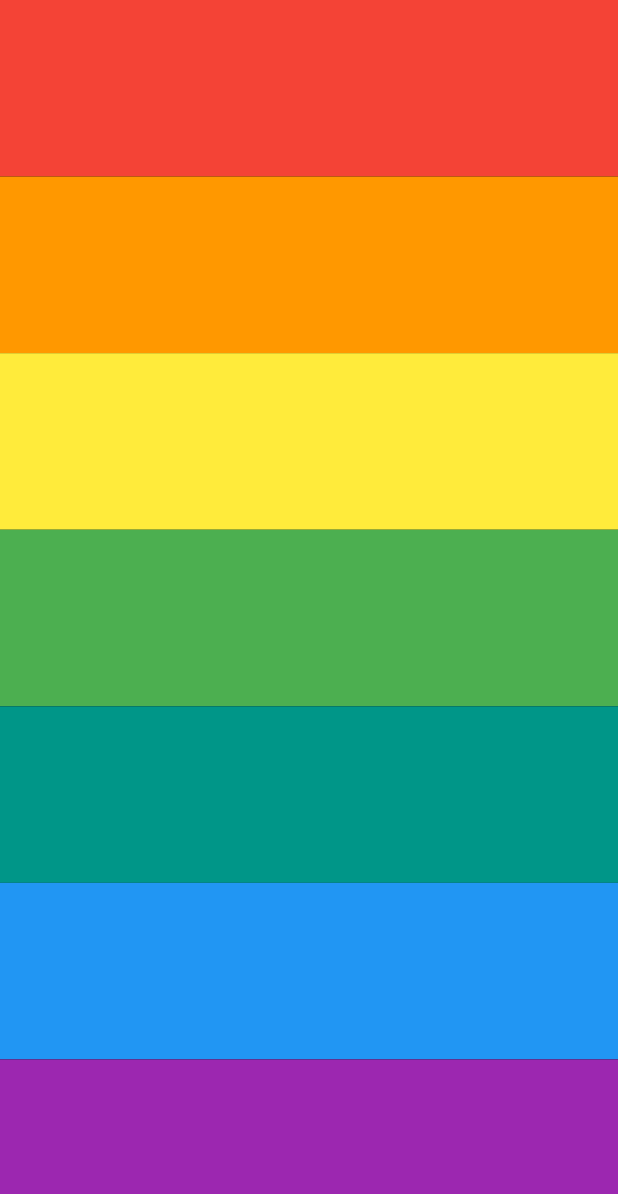
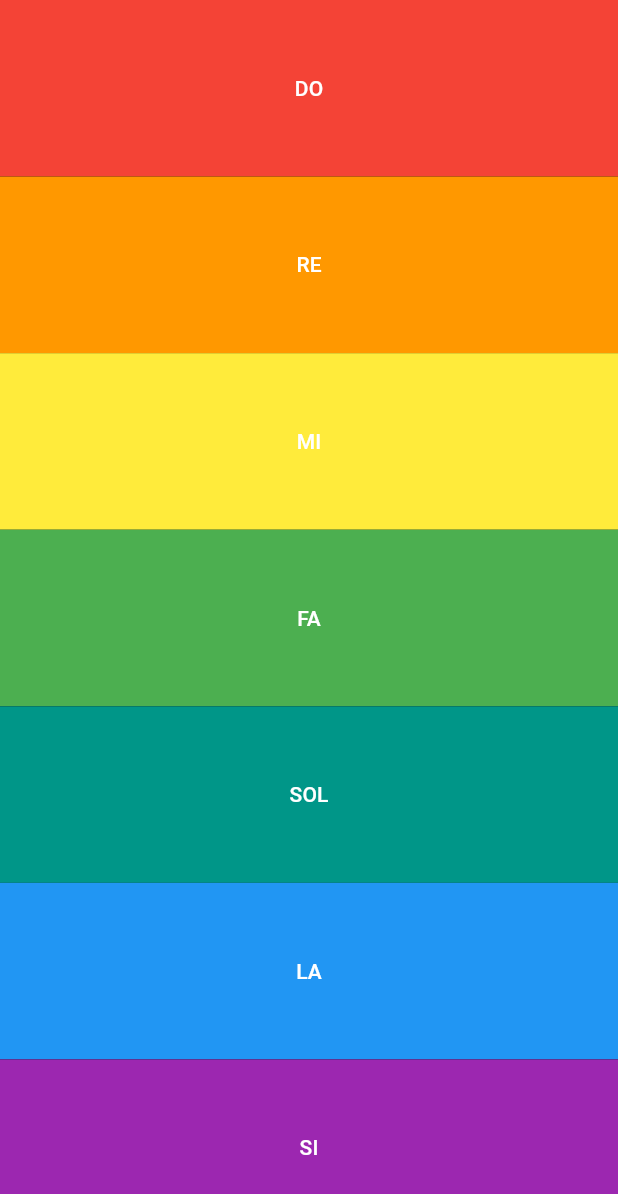
Before and after one commit to elham96dev/xylophone-app, a Flutter app: the screen it shows after launch, on a phone screen of 412 x 824 dp. Shown: the top 1194 px of the screen. Run offline on Flutter 3.47's test engine with Material 3 defaults, Android fonts, the phone set to English and light mode, and no system bars; our stand-ins replace audioplayers.

Commit message:
final changes

```diff
--- a/lib/main.dart
+++ b/lib/main.dart
@@ -18,7 +18,11 @@ class XylophoneApp extends StatelessWidget {
     );
   }
 
-  Expanded buildKey({required Color color, required int soundNumber}) {
+  Expanded buildKey({
+    required Color color,
+    required int soundNumber,
+    required String text,
+  }) {
     return Expanded(
       child: Container(
         color: color,
@@ -26,7 +30,10 @@ class XylophoneApp extends StatelessWidget {
           onPressed: () {
             playSound(soundNumber);
           },
-          child: Text(''),
+          child: Text(
+            text,
+            style: TextStyle(color: Colors.white),
+          ),
         ),
       ),
     );
@@ -42,13 +49,13 @@ class XylophoneApp extends StatelessWidget {
           child: Column(
             crossAxisAlignment: CrossAxisAlignment.stretch,
             children: <Widget>[
-              buildKey(color: Colors.red, soundNumber: 1),
-              buildKey(color: Colors.orange, soundNumber: 2),
-              buildKey(color: Colors.yellow, soundNumber: 3),
-              buildKey(color: Colors.green, soundNumber: 4),
-              buildKey(color: Colors.teal, soundNumber: 5),
-              buildKey(color: Colors.blue, soundNumber: 6),
-              buildKey(color: Colors.purple, soundNumber: 7),
+              buildKey(color: Colors.red, soundNumber: 1, text: 'DO'),
+              buildKey(color: Colors.orange, soundNumber: 2, text: 'RE'),
+              buildKey(color: Colors.yellow, soundNumber: 3, text: 'MI'),
+              buildKey(color: Colors.green, soundNumber: 4, text: 'FA'),
+              buildKey(color: Colors.teal, soundNumber: 5, text: 'SOL'),
+              buildKey(color: Colors.blue, soundNumber: 6, text: 'LA'),
+              buildKey(color: Colors.purple, soundNumber: 7, text: 'SI'),
             ],
           ),
         ),
```
Also changed, not shown: 3 other files.
